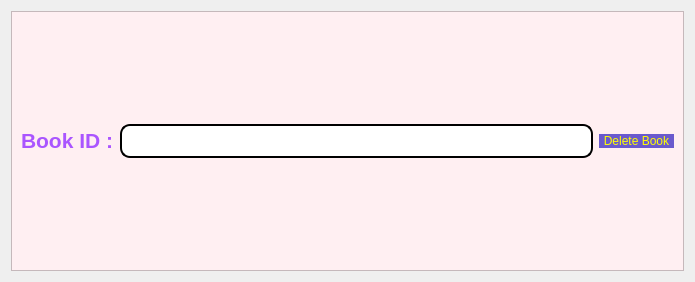
Above: deletebook.ui from salmajaghoua23/Library before the change. Below: the same form after it.
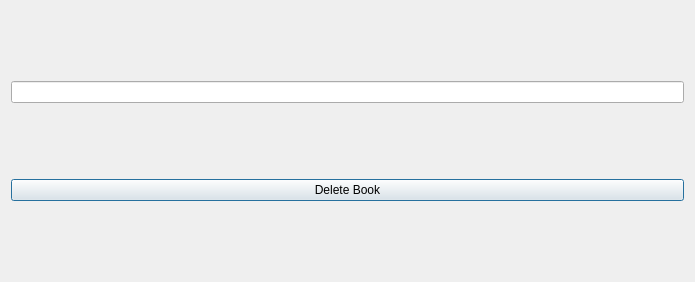
That is the form after the change.

Commit message: j'ai ajuster les partie des book et membres

The edit to the form file:
```diff
--- a/deletebook.ui
+++ b/deletebook.ui
@@ -15,71 +15,20 @@
   </property>
   <layout class="QVBoxLayout" name="verticalLayout_2">
    <item>
-    <widget class="QFrame" name="frame">
-     <property name="styleSheet">
-      <string notr="true">background-color:rgb(255, 239, 242)</string>
-     </property>
-     <property name="frameShape">
-      <enum>QFrame::Shape::StyledPanel</enum>
-     </property>
-     <property name="frameShadow">
-      <enum>QFrame::Shadow::Raised</enum>
-     </property>
-     <layout class="QVBoxLayout" name="verticalLayout">
-      <item>
-       <layout class="QHBoxLayout" name="horizontalLayout">
-        <item>
-         <widget class="QLabel" name="label">
-          <property name="styleSheet">
-           <string notr="true">font: 14pt &quot;georgia&quot;;
-color: #e0777d;</string>
-          </property>
-          <property name="text">
-           <string>&lt;html&gt;&lt;head/&gt;&lt;body&gt;&lt;p&gt;&lt;span style=&quot; font-size:16pt; font-weight:700; color:#aa55ff;&quot;&gt;Book ID :&lt;/span&gt;&lt;/p&gt;&lt;/body&gt;&lt;/html&gt;</string>
-          </property>
-         </widget>
-        </item>
-        <item>
          <widget class="QLineEdit" name="ID">
           <property name="styleSheet">
-           <string notr="true">QLineEdit{
-	background-color: rgb(255, 255, 255);
-	 border: 2px  solid;
-     border-radius: 10px;
-	font: 24px;color:rgb(85, 0, 127);
-}</string>
+      <string notr="true"/>
           </property>
          </widget>
         </item>
         <item>
          <widget class="QPushButton" name="deleteBookBtn">
           <property name="styleSheet">
-           <string notr="true">QPushButton
-{ 
-	border-radius:15px;
-	font: 16pt &quot;georgia&quot;;
-	background-color:#6a5acd;
-	padding : 0 4px;
-	border-radius:20px;
-	color:rgb(255, 255, 0)
-}
-
-
-QPushButton:hover:!pressed
-
-{
-background:rgb(243, 196, 255);
-}
-</string>
+      <string notr="true"/>
           </property>
           <property name="text">
            <string>Delete Book</string>
           </property>
-         </widget>
-        </item>
-       </layout>
-      </item>
-     </layout>
     </widget>
    </item>
   </layout>
```
Lines whose indentation alone changed are shown as unchanged. The commit also changes 13 other files.
